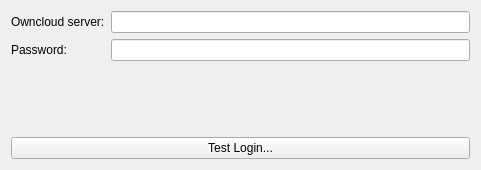
This is resources/owncloud/rss/configdialog.ui in KDE/kdepim-runtime as Qt 5 draws it before an edit. The edited form follows.
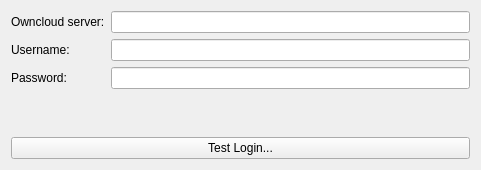
This is the edited form.

Patch:
```diff
--- a/resources/owncloud/rss/configdialog.ui
+++ b/resources/owncloud/rss/configdialog.ui
@@ -24,20 +24,30 @@
      <item row="0" column="1">
       <widget class="QLineEdit" name="owncloudServerLineEdit"/>
      </item>
-     <item row="1" column="0">
+     <item row="2" column="0">
       <widget class="QLabel" name="label_2">
        <property name="text">
         <string>Password:</string>
        </property>
       </widget>
      </item>
-     <item row="1" column="1">
+     <item row="2" column="1">
       <widget class="QLineEdit" name="passwordLineEdit">
        <property name="echoMode">
         <enum>QLineEdit::Password</enum>
        </property>
       </widget>
      </item>
+     <item row="1" column="0">
+      <widget class="QLabel" name="label_3">
+       <property name="text">
+        <string>Username:</string>
+       </property>
+      </widget>
+     </item>
+     <item row="1" column="1">
+      <widget class="QLineEdit" name="usernameLineEdit"/>
+     </item>
     </layout>
    </item>
    <item>
```
